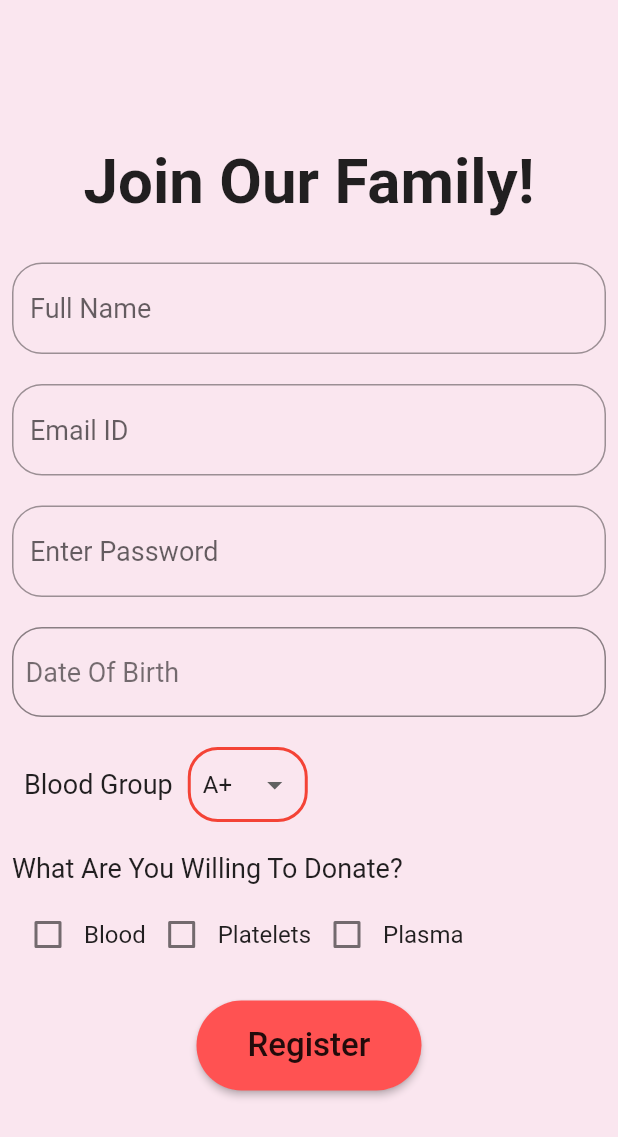
After one commit to HAC-2020/Code-Crackers, a Flutter app: the Register screen opened directly, on a phone screen of 412 x 824 dp. The commit adds this screen. Shown: the top 1137 px of the screen. Run offline on Flutter 3.47's test engine with Material 2 defaults, Android fonts, the light colour scheme and no system bars; our stand-ins replace google_fonts; missing offline and left inert: flutter_page_transition, flutter_rounded_date_picker.

Commit message:
Sign Up Screen created

```diff
--- a/App/lib/login.dart
+++ b/App/lib/login.dart
@@ -2,6 +2,7 @@ import 'package:flutter/cupertino.dart';
 import 'package:flutter/material.dart';
 import 'package:flutter_page_transition/flutter_page_transition.dart';
 import 'package:google_fonts/google_fonts.dart';
+import 'package:lifeline/register.dart';
 
 class Login extends StatefulWidget {
   @override
@@ -14,7 +15,7 @@ class _LoginState extends State<Login> {
   @override
   Widget build(BuildContext context) {
     return Scaffold(
-      backgroundColor: Color(0xffffffff),
+      backgroundColor: Color(0xfffae6ef),
       body: Center(
         child: ScrollConfiguration(
           behavior: new ScrollBehavior()
@@ -108,7 +109,13 @@ class _LoginState extends State<Login> {
                           onTap: () {},
                         ),
                         GestureDetector(
-                          onTap: () {},
+                          onTap: () => Navigator.of(context).push(
+                            PageTransition(
+                              type: PageTransitionType.rippleMiddle,
+                              child: Register(),
+                              duration: Duration(seconds: 1),
+                            ),
+                          ),
                           child: Row(
                             children: <Widget>[
                               Text(
--- /dev/null
+++ b/App/lib/register.dart
@@ -0,0 +1,303 @@
+import 'package:flutter/cupertino.dart';
+import 'package:flutter/material.dart';
+import 'package:flutter_rounded_date_picker/rounded_picker.dart';
+import 'package:google_fonts/google_fonts.dart';
+
+class Register extends StatefulWidget {
+  @override
+  _RegisterState createState() => _RegisterState();
+}
+
+class _RegisterState extends State<Register> {
+  TextEditingController fName = TextEditingController();
+  TextEditingController email = TextEditingController();
+  TextEditingController pass = TextEditingController();
+  String dob = "Date Of Birth";
+  String blood = "A+";
+  Color dobColor = Colors.black54;
+  bool bloodDonor = false;
+  bool platDonor = false;
+  bool plasDonor = false;
+
+  void chooseDate() async {
+    FocusScope.of(context).unfocus();
+    DateTime newDateTime = await showRoundedDatePicker(
+      context: context,
+      initialDate: DateTime.now(),
+      firstDate: DateTime(DateTime.now().year - 1000),
+      lastDate: DateTime(DateTime.now().year + 1),
+      borderRadius: 16,
+    );
+    setState(() {
+      if (newDateTime != null)
+        dob = newDateTime.day.toString() +
+            ' / ' +
+            newDateTime.month.toString() +
+            ' / ' +
+            newDateTime.year.toString();
+      dobColor = Colors.black;
+    });
+  }
+
+  @override
+  Widget build(BuildContext context) {
+    return Scaffold(
+      backgroundColor: Color(0xfffae6ef),
+      body: Center(
+        child: ScrollConfiguration(
+          behavior: new ScrollBehavior()
+            ..buildViewportChrome(context, null, AxisDirection.down),
+          child: SingleChildScrollView(
+            child: Padding(
+              padding: const EdgeInsets.all(8.0),
+              child: Column(
+                mainAxisAlignment: MainAxisAlignment.center,
+                children: <Widget>[
+                  Text(
+                    "Join Our Family!",
+                    style: GoogleFonts.lobsterTwo(
+                      textStyle: TextStyle(
+                        fontSize: MediaQuery.of(context).size.width / 10,
+                        fontWeight: FontWeight.bold,
+                      ),
+                    ),
+                  ),
+                  SizedBox(
+                    height: 30.0,
+                  ),
+                  TextField(
+                    style: TextStyle(fontSize: 18.0),
+                    controller: fName,
+                    textCapitalization: TextCapitalization.words,
+                    decoration: InputDecoration(
+                      hintText: "Full Name",
+                      border: OutlineInputBorder(
+                        borderRadius: BorderRadius.all(
+                          Radius.circular(20.0),
+                        ),
+                      ),
+                    ),
+                  ),
+                  SizedBox(
+                    height: 20.0,
+                  ),
+                  TextField(
+                    style: TextStyle(fontSize: 18.0),
+                    keyboardType: TextInputType.emailAddress,
+                    controller: email,
+                    decoration: InputDecoration(
+                      hintText: "Email ID",
+                      border: OutlineInputBorder(
+                        borderRadius: BorderRadius.all(
+                          Radius.circular(20.0),
+                        ),
+                      ),
+                    ),
+                  ),
+                  SizedBox(
+                    height: 20.0,
+                  ),
+                  TextField(
+                    style: TextStyle(fontSize: 18.0),
+                    controller: pass,
+                    obscureText: true,
+                    decoration: InputDecoration(
+                      hintText: "Enter Password",
+                      border: OutlineInputBorder(
+                        borderRadius: BorderRadius.all(
+                          Radius.circular(20.0),
+                        ),
+                      ),
+                    ),
+                  ),
+                  SizedBox(
+                    height: 20.0,
+                  ),
+                  GestureDetector(
+                    onTap: chooseDate,
+                    child: Container(
+                      height: 60.0,
+                      width: MediaQuery.of(context).size.width,
+                      decoration: BoxDecoration(
+                        border: Border.all(
+                          color: Colors.black45,
+                          width: 1,
+                        ),
+                        borderRadius: BorderRadius.circular(20.0),
+                      ),
+                      child: Padding(
+                        padding: const EdgeInsets.all(8.0),
+                        child: Align(
+                            alignment: Alignment.centerLeft,
+                            child: Text(
+                              dob,
+                              style: TextStyle(fontSize: 18.0, color: dobColor),
+                            )),
+                      ),
+                    ),
+                  ),
+                  SizedBox(
+                    height: 20.0,
+                  ),
+                  Padding(
+                    padding: EdgeInsets.only(left: 8.0),
+                    child: Row(
+                      children: <Widget>[
+                        Text(
+                          "Blood Group",
+                          style: TextStyle(fontSize: 18.0),
+                        ),
+                        SizedBox(
+                          width: 10.0,
+                        ),
+                        Container(
+                          height: 50.0,
+                          width: 80.0,
+                          padding: EdgeInsets.all(8.0),
+                          decoration: BoxDecoration(
+                            border: Border.all(
+                              color: Colors.red,
+                              width: 2,
+                            ),
+                            borderRadius: BorderRadius.circular(20.0),
+                          ),
+                          child: DropdownButtonHideUnderline(
+                            child: DropdownButton(
+                              value: blood,
+                              onChanged: (value) {
+                                setState(() {
+                                  blood = value;
+                                });
+                              },
+                              items: <DropdownMenuItem<dynamic>>[
+                                DropdownMenuItem(
+                                  child: Text("A+"),
+                                  value: "A+",
+                                ),
+                                DropdownMenuItem(
+                                  child: Text("O+"),
+                                  value: "O+",
+                                ),
+                                DropdownMenuItem(
+                                  child: Text("B+"),
+                                  value: "B+",
+                                ),
+                                DropdownMenuItem(
+                                  child: Text("AB+"),
+                                  value: "AB+",
+                                ),
+                                DropdownMenuItem(
+                                  child: Text("A-"),
+                                  value: "A-",
+                                ),
+                                DropdownMenuItem(
+                                  child: Text("O-"),
+                                  value: "O-",
+                                ),
+                                DropdownMenuItem(
+                                  child: Text("B-"),
+                                  value: "B-",
+                                ),
+                                DropdownMenuItem(
+                                  child: Text("AB-"),
+                                  value: "AB-",
+                                ),
+                              ],
+                            ),
+                          ),
+                        ),
+                      ],
+                    ),
+                  ),
+                  SizedBox(
+                    height: 20.0,
+                  ),
+                  Align(
+                    alignment: Alignment.topLeft,
+                    child: Text(
+                      "What Are You Willing To Donate? ",
+                      style: TextStyle(fontSize: 18.0),
+                    ),
+                  ),
+                  SizedBox(
+                    height: 10.0,
+                  ),
+                  Row(
+                    children: <Widget>[
+                      Checkbox(
+                          activeColor: Colors.red,
+                          value: bloodDonor,
+                          onChanged: (value) {
+                            setState(() {
+                              bloodDonor = !bloodDonor;
+                            });
+                          }),
+                      Text(
+                        "Blood",
+                        style: TextStyle(fontSize: 16.0),
+                      ),
+                      Checkbox(
+                          activeColor: Colors.red,
+                          value: platDonor,
+                          onChanged: (value) {
+                            setState(() {
+                              platDonor = !platDonor;
+                            });
+                          }),
+                      Text(
+                        "Platelets",
+                        style: TextStyle(fontSize: 16.0),
+                      ),
+                      Checkbox(
+                        activeColor: Colors.red,
+                        value: plasDonor,
+                        onChanged: (value) {
+                          setState(() {
+                            plasDonor = !plasDonor;
+                          });
+                        },
+                      ),
+                      Text(
+                        "Plasma",
+                        style: TextStyle(fontSize: 16.0),
+                      ),
+                    ],
+                  ),
+                  SizedBox(
+                    height: 20.0,
+                  ),
+                  Container(
+                    height: 60.0,
+                    width: 150.0,
+                    child: RaisedButton(
+                        color: Colors.redAccent.shade200,
+                        shape: RoundedRectangleBorder(
+                          borderRadius: BorderRadius.all(
+                            Radius.circular(50.0),
+                          ),
+                        ),
+                        child: Text(
+                          "Register",
+                          style: TextStyle(fontSize: 22.0),
+                        ),
+                        onPressed: () {
+                          //TODO: Register into Firebase.
+                          print("Full Name: ${fName.text}");
+                          print("Email ID: ${email.text}");
+                          print("Password: ${pass.text}");
+                          print("DOB: $dob");
+                          print("Blood Group: $blood");
+                          print("Blood Donor: $bloodDonor");
+                          print("Platelets Donor: $platDonor");
+                          print("Plasma Donor: $plasDonor");
+                        }),
+                  ),
+                ],
+              ),
+            ),
+          ),
+        ),
+      ),
+    );
+  }
+}
--- a/App/lib/splash.dart
+++ b/App/lib/splash.dart
@@ -8,11 +8,15 @@ class SplashScreen extends StatelessWidget {
   @override
   Widget build(BuildContext context) {
     return Scaffold(
-      backgroundColor: Color(0xffFFFFFF),
-      body: Column(
+      backgroundColor: Color(0xfffae6ef),
+      body: Center(
+        child: Column(
           mainAxisAlignment: MainAxisAlignment.center,
           children: <Widget>[
-          Image.asset("images/splash.jpg"),
+            Image.asset(
+              "images/superhero.jpg",
+              height: MediaQuery.of(context).size.height / 2.5,
+            ),
             SizedBox(
               height: 30.0,
             ),
@@ -29,7 +33,7 @@ class SplashScreen extends StatelessWidget {
               height: 20.0,
             ),
             Text(
-            "Be A Hero!",
+              "Donate Blood and Be A Hero!",
               style: GoogleFonts.lobsterTwo(
                 textStyle: TextStyle(
                   fontSize: 25.0,
@@ -66,6 +70,7 @@ class SplashScreen extends StatelessWidget {
             ),
           ],
         ),
+      ),
     );
   }
 }
--- a/App/pubspec.yaml
+++ b/App/pubspec.yaml
@@ -12,6 +12,7 @@ dependencies:
   cupertino_icons: ^0.1.3
   google_fonts: ^1.1.0
   flutter_page_transition: ^0.1.6
+  flutter_rounded_date_picker: 1.0.4
 
 dev_dependencies:
   flutter_test:
```
Also changed, not shown: App/images/bg.jpg (added), App/images/login.jpg, App/images/superhero.jpg (added), App/pubspec.lock. Lines whose indentation alone changed are shown as unchanged.
